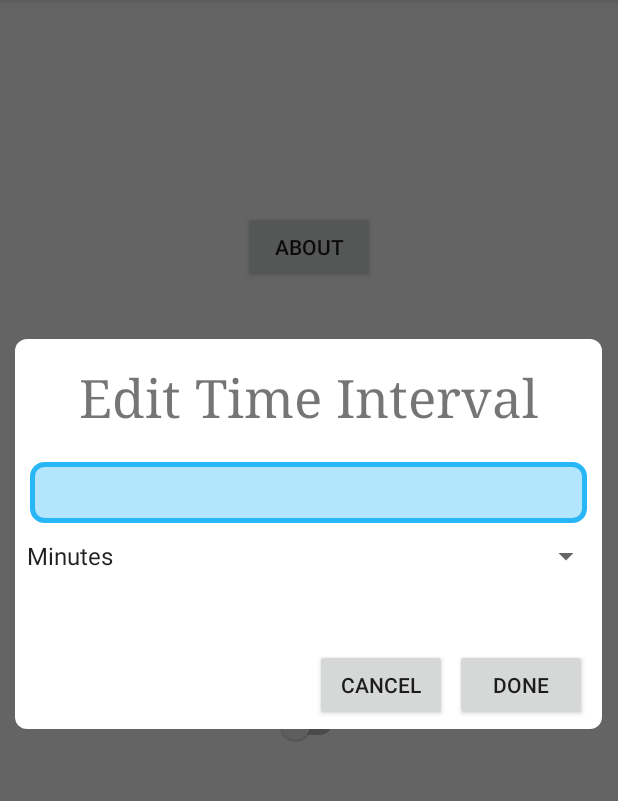
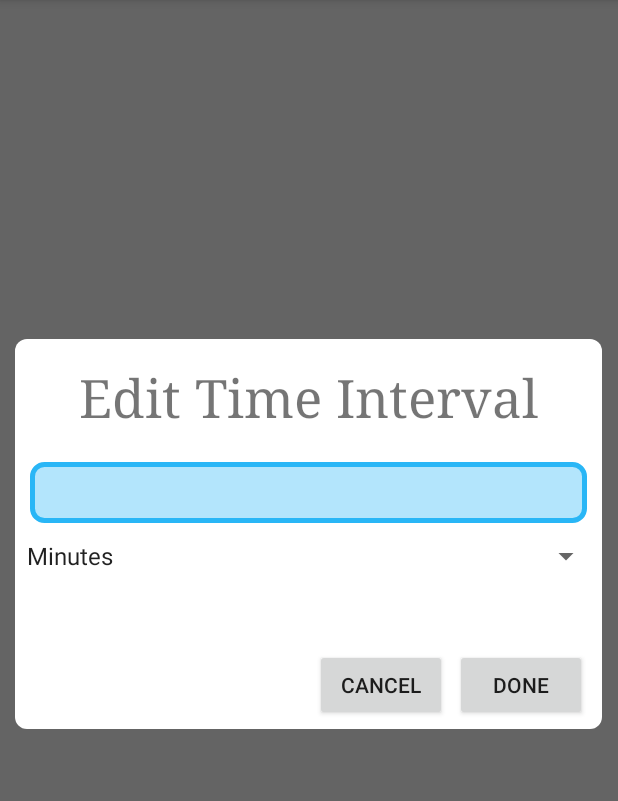
Before and after one commit to danwan754/periodic-lock, an Android app: the screen it shows after launch (MainActivity), after a tap on "1 MINUTE", on a phone screen of 412 x 824 dp, the part 84-885 px from its top. Run offline under Robolectric (Android 15) with nearby library versions, the light colour scheme and no system bars.

Commit message:
Remove About button

```diff
--- a/app/src/main/java/com/example/periodiclock/MainActivity.java
+++ b/app/src/main/java/com/example/periodiclock/MainActivity.java
@@ -51,7 +51,7 @@ public class MainActivity extends AppCompatActivity {
         activityManager = (ActivityManager) getSystemService(ACTIVITY_SERVICE);
 
         Switch enableSwitch = findViewById(R.id.enableSwitch);
-        Button aboutButton = findViewById(R.id.aboutButton);
+//        Button aboutButton = findViewById(R.id.aboutButton);
         Button intervalButton = findViewById(R.id.intervalButton);
 
         enableSwitch.setOnCheckedChangeListener(new CompoundButton.OnCheckedChangeListener(){
--- a/app/src/main/res/layout/activity_main.xml
+++ b/app/src/main/res/layout/activity_main.xml
@@ -7,16 +7,6 @@
     android:gravity="center"
     android:orientation="vertical"
     tools:context=".MainActivity">
-
-    <Button
-        android:id="@+id/aboutButton"
-        android:layout_width="wrap_content"
-        android:layout_height="wrap_content"
-        android:layout_marginStart="8dp"
-        android:layout_marginTop="50dp"
-        android:layout_marginEnd="8dp"
-        android:onClick="startService"
-        android:text="About" />
 
     <TextView
         android:id="@+id/IntervalTextView"
```
Also changed, not shown: app/src/main/java/com/example/periodiclock/PeriodicLockService.java (+7 -8 lines).
